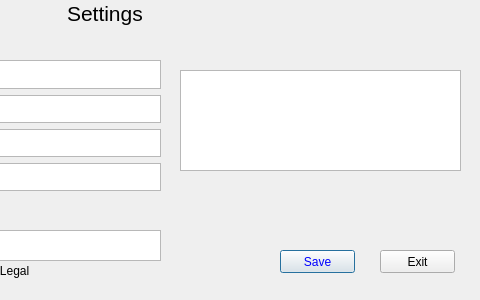
Qt form gui/settings.ui (RDNelson26/DocuLegal_Project) before a commit; both pictures show x 270 to 750 and y 0 to 300 of the 750 by 300 pixel window.
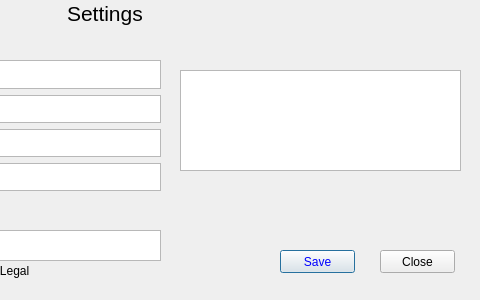
The same form after that commit.

Commit message: makes docx, crashes on making pdf

The edit to the form file:
```diff
--- a/gui/settings.ui
+++ b/gui/settings.ui
@@ -139,7 +139,7 @@
     </rect>
    </property>
    <property name="text">
-    <string>Exit</string>
+    <string>Close</string>
    </property>
   </widget>
   <widget class="QGraphicsView" name="graphicsView">
```
The commit also changes 1 other file.
